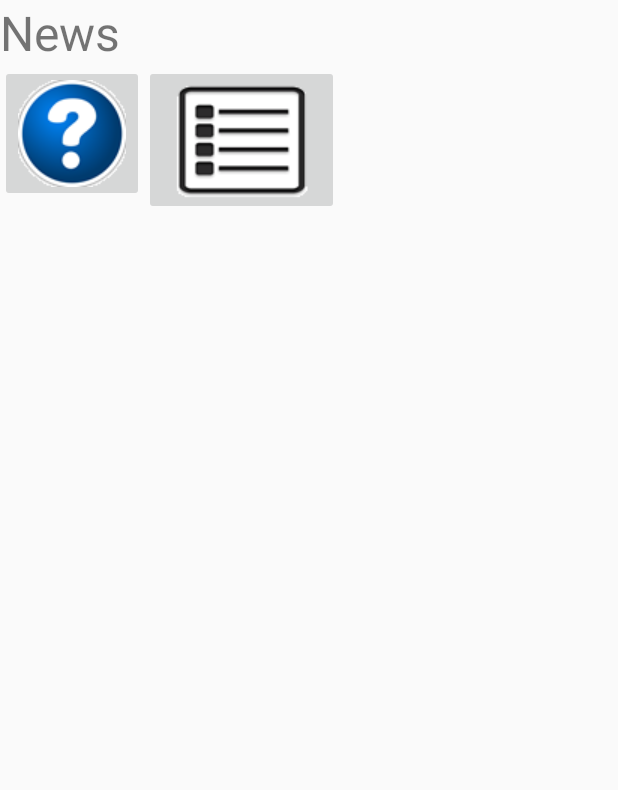
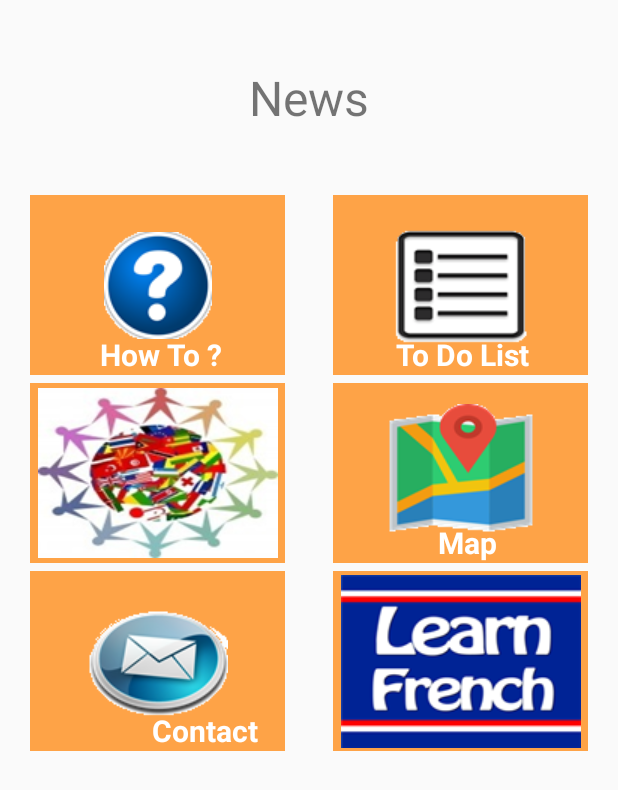
Before and after one commit to Miage-Paris-Ouest/m1c20152016-mobonline, an Android app: the Accueil screen opened directly, with no data from a screen before it, on a phone screen of 412 x 824 dp. Shown: the top 790 px of the screen. Run offline under Robolectric (Android 15) with nearby library versions, the light colour scheme and no system bars.

Commit message:
add all activities

```diff
--- a/app/src/main/java/fr/p10/miage/m1/myapplication/Accueil.java
+++ b/app/src/main/java/fr/p10/miage/m1/myapplication/Accueil.java
@@ -1,11 +1,14 @@
 package fr.p10.miage.m1.myapplication;
 
+import android.content.Intent;
 import android.os.Bundle;
 import android.support.design.widget.FloatingActionButton;
 import android.support.design.widget.Snackbar;
 import android.support.v7.app.AppCompatActivity;
 import android.support.v7.widget.Toolbar;
 import android.view.View;
+import android.view.View.OnClickListener;
+import android.widget.ImageButton;
 
 public class Accueil extends AppCompatActivity {
 
@@ -13,6 +16,86 @@ public class Accueil extends AppCompatActivity {
     protected void onCreate(Bundle savedInstanceState) {
         super.onCreate(savedInstanceState);
         setContentView(R.layout.activity_accueil);
+
+        addListenerOnButton();
+
+    }
+
+    public void addListenerOnButton() {
+
+        ImageButton howTo = (ImageButton) findViewById(R.id.howTo);
+        ImageButton contact = (ImageButton) findViewById(R.id.contact);
+        ImageButton culture = (ImageButton) findViewById(R.id.culture);
+        ImageButton learnFrench = (ImageButton) findViewById(R.id.learnFrench);
+        ImageButton map = (ImageButton) findViewById(R.id.map);
+        ImageButton toDoList = (ImageButton) findViewById(R.id.toDoList);
+
+        howTo.setOnClickListener(new OnClickListener() {
+
+            @Override
+            public void onClick(View v) {
+                Intent intent = new Intent(Accueil.this,HowTo.class);
+                startActivity(intent);
+
+            }
+
+        });
+
+        contact.setOnClickListener(new OnClickListener() {
+
+            @Override
+            public void onClick(View v) {
+                Intent intent = new Intent(Accueil.this,Contact.class);
+                startActivity(intent);
+
+            }
+
+        });
+
+        culture.setOnClickListener(new OnClickListener() {
+
+            @Override
+            public void onClick(View v) {
+                Intent intent = new Intent(Accueil.this,Culture.class);
+                startActivity(intent);
+
+            }
+
+        });
+
+        learnFrench.setOnClickListener(new OnClickListener() {
+
+            @Override
+            public void onClick(View v) {
+                Intent intent = new Intent(Accueil.this, LearnFrench.class);
+                startActivity(intent);
+
+            }
+
+        });
+
+        map.setOnClickListener(new OnClickListener() {
+
+            @Override
+            public void onClick(View v) {
+                Intent intent = new Intent(Accueil.this,Map.class);
+                startActivity(intent);
+
+            }
+
+        });
+
+        toDoList.setOnClickListener(new OnClickListener() {
+
+            @Override
+            public void onClick(View v) {
+                Intent intent = new Intent(Accueil.this, ToDoList.class);
+                startActivity(intent);
+
+            }
+
+        });
+
     }
 
 }
--- a/app/src/main/java/fr/p10/miage/m1/myapplication/Login.java
+++ b/app/src/main/java/fr/p10/miage/m1/myapplication/Login.java
@@ -33,7 +33,7 @@ public class Login extends Activity {
             }
         });
 
-        loginFormView = findViewById(R.id.login_form);
+
     }
 
 
--- a/app/src/main/res/layout/activity_accueil.xml
+++ b/app/src/main/res/layout/activity_accueil.xml
@@ -1,32 +1,152 @@
 <?xml version="1.0" encoding="utf-8"?>
-<GridLayout
+<RelativeLayout
     xmlns:android="http://schemas.android.com/apk/res/android"
 
     android:layout_width="match_parent"
-    android:layout_height="wrap_content"
+    android:layout_height="match_parent"
     android:id="@+id/gd">
 
     <TextView
         android:text="News"
         android:textSize="32dip"
-
-        android:layout_column="0"
-        android:layout_row="0"
-        android:layout_columnSpan="2" />
+        android:layout_width="match_parent"
+        android:layout_height="150dp"
+        android:gravity="center"
+        android:id="@+id/textView"
+        android:layout_alignParentTop="true"
+        android:layout_alignParentLeft="true"
+        android:layout_alignParentStart="false"
+        android:layout_above="@+id/toDoList" />
 
     <ImageButton
         android:id="@+id/howTo"
         android:src="@drawable/howto"
-        android:layout_column="0"
-        android:layout_row="1"
-        android:layout_columnSpan="1" />
+        android:layout_width="170dp"
+        android:layout_height="120dp"
+        android:layout_alignParentTop="false"
+        android:layout_alignParentLeft="false"
+        android:layout_alignParentStart="false"
+        android:layout_marginTop="130dp"
+        android:layout_marginLeft="20dp"
+        android:background="#FEA347"
+        android:clickable="true" />
 
     <ImageButton
         android:id="@+id/toDoList"
         android:src="@drawable/todolist"
-        android:layout_column="1"
-        android:layout_row="1"
-        android:layout_columnSpan="1"
-        />
+        android:layout_width="170dp"
+        android:layout_height="120dp"
+        android:layout_alignParentRight="true"
+        android:layout_alignParentEnd="false"
+        android:layout_alignTop="@+id/howTo"
+        android:layout_marginRight="20dp"
+        android:background="#FEA347" />
 
-</GridLayout>
+
+    <ImageButton
+        android:id="@+id/culture"
+        android:src="@drawable/culture"
+        android:layout_width="170dp"
+        android:layout_height="120dp"
+        android:layout_below="@+id/howTo"
+        android:layout_alignParentLeft="true"
+        android:layout_alignParentStart="true"
+        android:layout_marginLeft="20dp"
+        android:background="#FEA347"
+        android:layout_marginTop="5dp" />
+
+    <ImageButton
+        android:id="@+id/map"
+        android:src="@drawable/map"
+        android:layout_width="170dp"
+        android:layout_height="120dp"
+        android:layout_below="@+id/toDoList"
+        android:layout_alignParentRight="true"
+        android:layout_alignParentEnd="true"
+        android:layout_marginRight="20dp"
+        android:background="#FEA347"
+        android:layout_marginTop="5dp" />
+
+    <ImageButton
+        android:id="@+id/contact"
+        android:src="@drawable/contact"
+        android:layout_width="170dp"
+        android:layout_height="120dp"
+        android:layout_below="@+id/culture"
+        android:layout_alignParentLeft="true"
+        android:layout_alignParentStart="true"
+        android:layout_marginLeft="20dp"
+        android:background="#FEA347"
+        android:layout_marginTop="5dp" />
+
+    <ImageButton
+        android:id="@+id/learnFrench"
+        android:src="@drawable/learnfrench"
+        android:layout_width="170dp"
+        android:layout_height="120dp"
+        android:layout_below="@+id/map"
+        android:layout_alignParentRight="true"
+        android:layout_alignParentEnd="true"
+        android:layout_marginRight="20dp"
+        android:background="#FEA347"
+        android:layout_marginTop="5dp" />
+
+    <TextView
+        android:layout_width="wrap_content"
+        android:layout_height="wrap_content"
+        android:textAppearance="?android:attr/textAppearanceSmall"
+        android:text="How To ?"
+        android:id="@+id/textHowTo"
+        android:textStyle="bold"
+        android:textSize="20dp"
+        android:textColor="#ffffff"
+        android:layout_alignBottom="@+id/howTo"
+        android:layout_alignRight="@+id/howTo"
+        android:layout_alignEnd="@+id/howTo"
+        android:layout_marginRight="42dp"
+        android:layout_marginEnd="42dp" />
+
+    <TextView
+        android:layout_width="wrap_content"
+        android:layout_height="wrap_content"
+        android:textAppearance="?android:attr/textAppearanceSmall"
+        android:text="To Do List "
+        android:id="@+id/textToDoList"
+        android:textStyle="bold"
+        android:textSize="20dp"
+        android:textColor="#ffffff"
+        android:layout_above="@+id/map"
+        android:layout_alignLeft="@+id/toDoList"
+        android:layout_alignStart="@+id/toDoList"
+        android:layout_marginLeft="42dp"
+        android:layout_marginRight="42dp" />
+
+    <TextView
+        android:layout_width="wrap_content"
+        android:layout_height="wrap_content"
+        android:textAppearance="?android:attr/textAppearanceSmall"
+        android:text="Map"
+        android:id="@+id/textMap"
+        android:textStyle="bold"
+        android:textSize="20dp"
+        android:textColor="#ffffff"
+        android:layout_above="@+id/learnFrench"
+        android:layout_alignLeft="@+id/map"
+        android:layout_alignStart="@+id/map"
+        android:layout_marginLeft="70dp" />
+
+    <TextView
+        android:layout_width="wrap_content"
+        android:layout_height="wrap_content"
+        android:textAppearance="?android:attr/textAppearanceSmall"
+        android:text="Contact"
+        android:id="@+id/textContact"
+        android:textStyle="bold"
+        android:textSize="20dp"
+        android:textColor="#ffffff"
+        android:layout_alignBottom="@+id/contact"
+        android:layout_toLeftOf="@+id/learnFrench"
+        android:layout_toStartOf="@+id/learnFrench"
+        android:layout_marginRight="50dp" />
+
+</RelativeLayout>
--- a/app/src/main/res/values/strings.xml
+++ b/app/src/main/res/values/strings.xml
@@ -5,5 +5,11 @@
     <string name="action_settings">Settings</string>
     <string name="title_activity_login">Login</string>
     <string name="title_activity_accueil">Accueil</string>
+    <string name="title_activity_to_do_list">ToDoList</string>
+    <string name="title_activity_how_to">HowTo</string>
+    <string name="title_activity_culture">Culture</string>
+    <string name="title_activity_map">Map</string>
+    <string name="title_activity_contact">Contact</string>
+    <string name="title_activity_learn_french">LearnFrench</string>
 
 </resources>
```
Also changed, not shown: app/src/main/AndroidManifest.xml (+24 -0 lines), app/src/main/java/fr/p10/miage/m1/myapplication/Contact.java (added, +42 -0 lines), app/src/main/java/fr/p10/miage/m1/myapplication/Culture.java (added, +42 -0 lines), app/src/main/java/fr/p10/miage/m1/myapplication/HowTo.java (added, +42 -0 lines), app/src/main/java/fr/p10/miage/m1/myapplication/Map.java (added, +42 -0 lines), app/src/main/java/fr/p10/miage/m1/myapplication/ToDoList.java (added, +42 -0 lines), app/src/main/res/layout/activity_contact.xml (added, +12 -0 lines), app/src/main/res/layout/activity_culture.xml (added, +12 -0 lines), app/src/main/res/layout/activity_how_to.xml (added, +12 -0 lines), app/src/main/res/layout/activity_learn_french.xml (added, +12 -0 lines), app/src/main/res/layout/activity_map.xml (added, +12 -0 lines), app/src/main/res/layout/activity_to_do_list.xml (added, +12 -0 lines), app/src/main/res/drawable/contact.png (added), app/src/main/res/drawable/culture.png (added), 2 more files.
